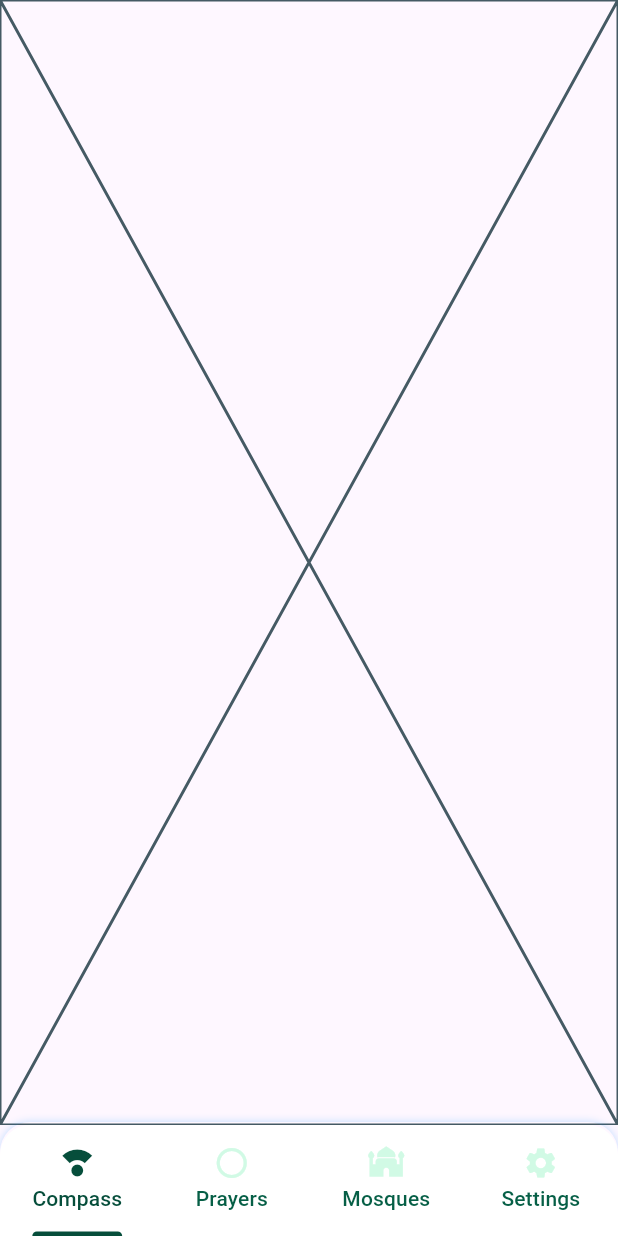
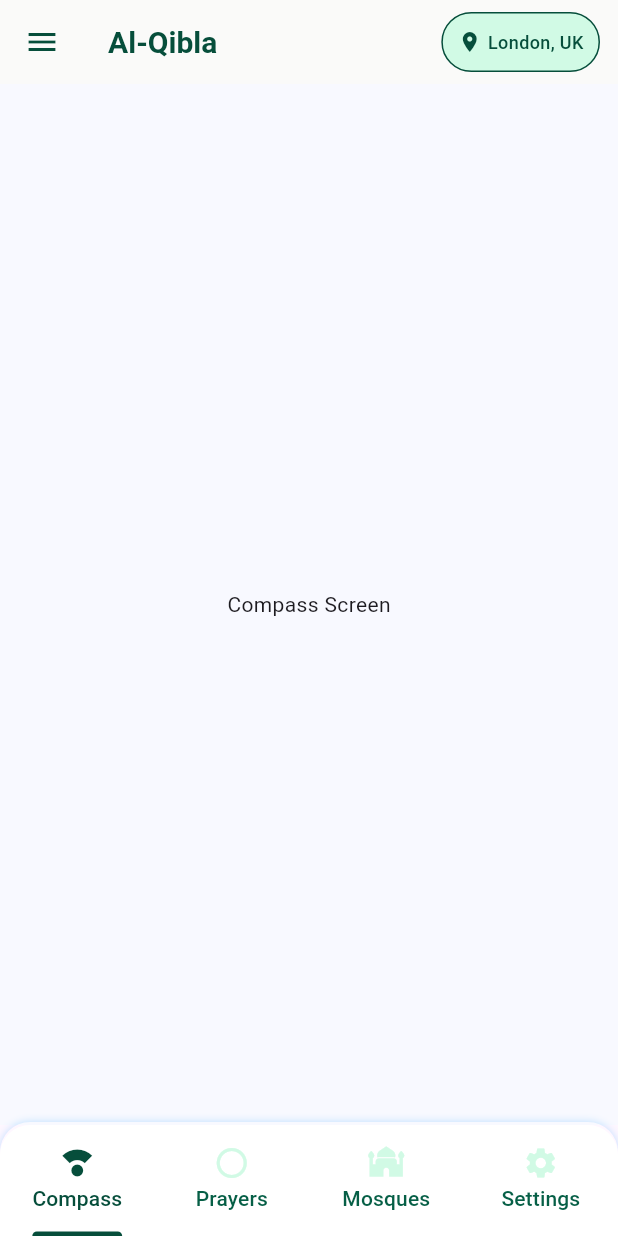
Before and after one commit to Abdul20009/qibla_compass_app, a Flutter app: the screen it shows after launch, on a phone screen of 412 x 824 dp. Run offline on Flutter 3.47's test engine with Material 3 defaults, Android fonts, the phone set to English and light mode, and no system bars.

Commit message:
feat: Implement CompassScreen layout with app bar and location display

```diff
--- a/lib/app/features/screens/home nav screen/bottom navigation screen/compass_screen.dart
+++ b/lib/app/features/screens/home nav screen/bottom navigation screen/compass_screen.dart
@@ -1,10 +1,58 @@
 import 'package:flutter/material.dart';
+import 'package:qibla_compass_app/app/core/colors.dart';
 
 class CompassScreen extends StatelessWidget {
   const CompassScreen({super.key});
 
   @override
   Widget build(BuildContext context) {
-    return const Placeholder();
+    return Scaffold(
+      backgroundColor: backgroud,
+      appBar: AppBar(
+        backgroundColor:appBarColor,
+        elevation: 0,
+        centerTitle: false,
+        leading: Icon(
+          Icons.menu,
+          color: primary,
+        ),
+        title:  Text(
+          'Al-Qibla',
+          style: TextStyle(color: primary, fontSize: 20, fontWeight: FontWeight.bold),
+        ),
+        actions: [
+          Padding(
+            padding: const EdgeInsets.all(8.0),
+            child: Container(
+              decoration: BoxDecoration(
+                color: greenAccent,
+                borderRadius: BorderRadius.circular(20),
+                border: Border.all(color: primary, width: 1),
+              ),
+              child: Center(
+                child: Padding(padding: EdgeInsetsGeometry.all(10), child: Row(
+                  children: [
+                    Icon(
+                      Icons.location_on,
+                      color: primary,
+                      size: 16,
+                    ),
+                    SizedBox(width: 4),
+                     Text(
+                      'London, UK',
+                      style: TextStyle(color: primary, fontSize: 12, fontWeight: FontWeight.w500),
+                    ),
+                  ],
+                ),),
+              ),
+            ),
+          ),
+          SizedBox(width: 4,)
+        ],
+      ),
+      body: const Center(
+        child: Text('Compass Screen'),
+      ),
+    );
   }
 }
```
